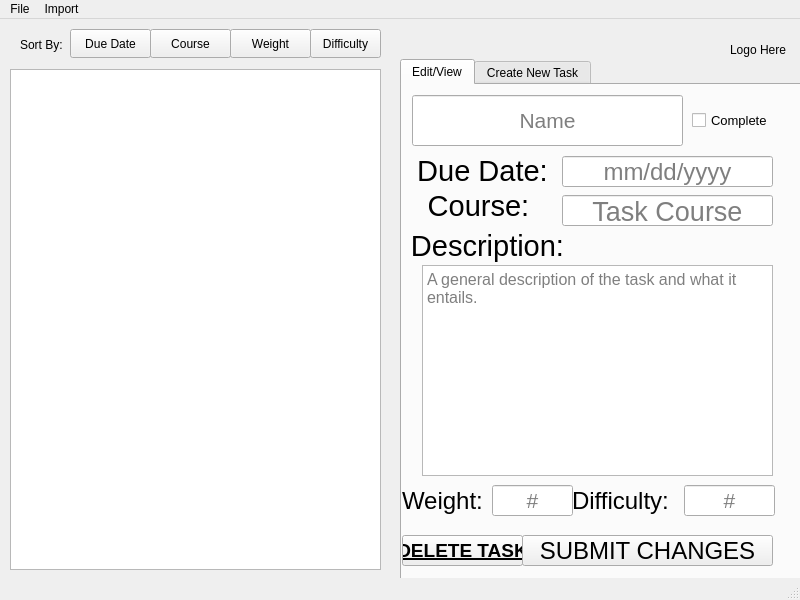
ColbiH/Tasker, file tasker.ui: the form before one commit.
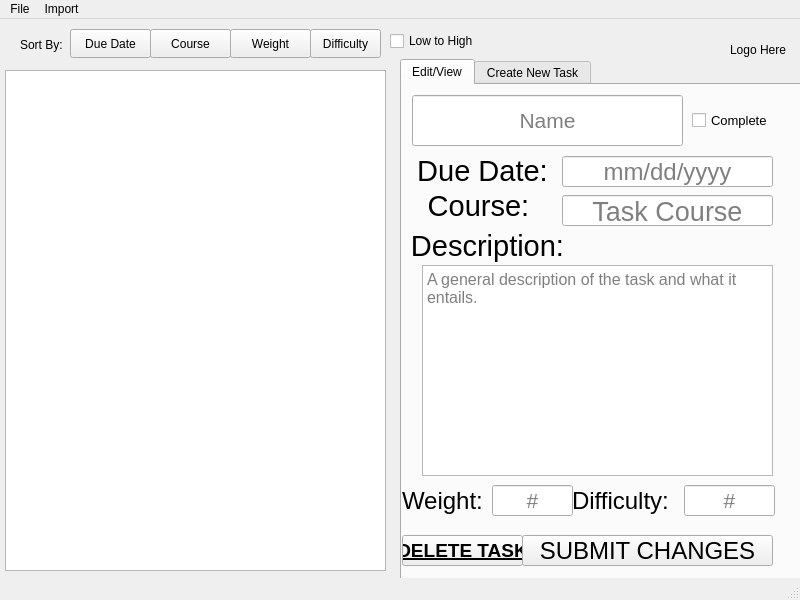
The form after the commit.

What changed in the file:
```diff
--- a/tasker.ui
+++ b/tasker.ui
@@ -636,19 +636,9 @@
     <property name="geometry">
      <rect>
       <x>10</x>
-      <y>50</y>
+      <y>54</y>
       <width>371</width>
-      <height>24</height>
-     </rect>
-    </property>
-   </widget>
-   <widget class="QListView" name="listView">
-    <property name="geometry">
-     <rect>
-      <x>10</x>
-      <y>50</y>
-      <width>371</width>
-      <height>501</height>
+      <height>20</height>
      </rect>
     </property>
    </widget>
@@ -717,16 +707,29 @@
      <string>Difficulty</string>
     </property>
    </widget>
-   <zorder>tabWidget</zorder>
-   <zorder>label</zorder>
-   <zorder>label_logo</zorder>
-   <zorder>comboBox</zorder>
-   <zorder>label_10</zorder>
-   <zorder>pushButton</zorder>
-   <zorder>pushButton_2</zorder>
-   <zorder>pushButton_3</zorder>
-   <zorder>pushButton_4</zorder>
-   <zorder>listView</zorder>
+   <widget class="QListWidget" name="listWidget">
+    <property name="geometry">
+     <rect>
+      <x>5</x>
+      <y>51</y>
+      <width>381</width>
+      <height>501</height>
+     </rect>
+    </property>
+   </widget>
+   <widget class="QCheckBox" name="checkBox_2">
+    <property name="geometry">
+     <rect>
+      <x>390</x>
+      <y>10</y>
+      <width>111</width>
+      <height>24</height>
+     </rect>
+    </property>
+    <property name="text">
+     <string>Low to High</string>
+    </property>
+   </widget>
   </widget>
   <widget class="QMenuBar" name="menubar">
    <property name="geometry">
```
Left out of the diff: 2 changed lines with no effect on the pictures.
